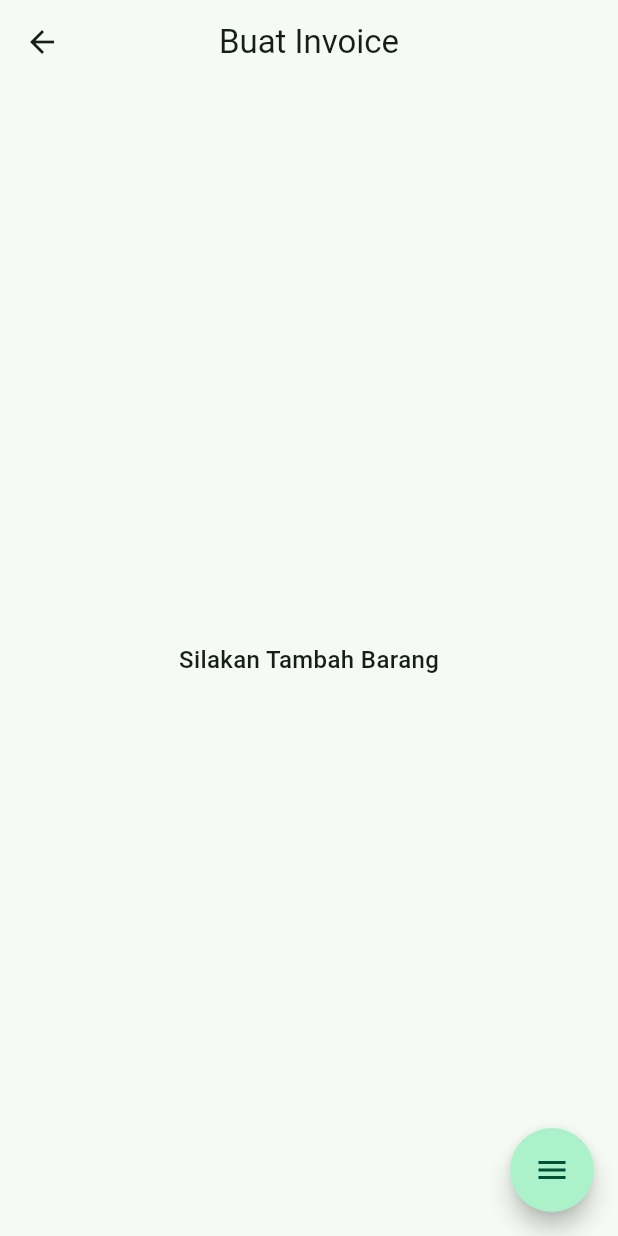
After one commit to FajarRAP/sistem_manajemen_bengkel, a Flutter app: the InvoicePage screen opened by its route, after a tap on the "add" icon, on a phone screen of 412 x 824 dp. The commit adds this screen. Run offline on Flutter 3.47's test engine with Material 3 defaults, Android fonts, the light colour scheme and no system bars; drawn by our look-alikes of flutter_speed_dial; our stand-ins replace bloc, dartz, dropdown_search, flutter_bloc, gap, google_fonts and 1 more; network calls fail.

Commit message:
add feature send and create invoice

```diff
--- a/lib/core/constants_finals.dart
+++ b/lib/core/constants_finals.dart
@@ -1,33 +1,27 @@
+import 'dart:math';
+
 import 'package:bengkel_pak_bowo/features/admin/invoice/data/models/barang.dart';
-import 'package:bengkel_pak_bowo/features/admin/invoice/data/models/invoice.dart';
+
+// API
+const String url = 'http://10.0.2.2:3000/';
+final Map<String, String> endpoint = {
+  'invoice': 'invoice',
+};
+final Map<String, String> headers = {'Content-Type': 'application/json'};
 
 // route name
-const String loginPage = '/login';
-const String invoicePage = '/invoice';
-const String detailInvoicePage = '/detailInvoice';
-const String previewInvoicePage = '/previewInvoice';
+const String initialRoute = '/';
+const String loginPage = '${initialRoute}login/';
+const String invoicePage = '${initialRoute}invoice/';
+const String makeInvoicePage = '${invoicePage}make/';
+const String detailInvoicePage = '${invoicePage}detail/';
+const String previewInvoicePage = '${invoicePage}preview/';
 
-// barang
-final List<Invoice> invoices = [
-  Invoice(
-    nama: 'Fajar Riansyah Aryda Putra',
-    barangs: [
-      Barang(
-        nama: 'Gamepad Rexus Daxa Asteria AX1 Wireless Black',
-        harga: 379000,
-        n: 1,
-      ),
-      Barang(
-        nama: 'Digital Alliance Meca Air S Cerullean White',
-        harga: 339000,
-        n: 1,
-      ),
-      Barang(
-        nama: 'Coffee Milk Rum M',
-        harga: 19000,
-        n: 2,
-      ),
-    ],
-    date: DateTime.now(),
+final List<BarangModel> barangs = List.generate(
+  100,
+  (index) => BarangModel(
+    nama: 'Barang ke-$index',
+    harga: Random().nextInt(50000) % 1000 * 100,
+    n: 1,
   ),
-];
+);
--- /dev/null
+++ b/lib/core/failure.dart
@@ -0,0 +1,5 @@
+class Failure {
+  final String message;
+
+  Failure({this.message = 'OOPS Ada Sesuatu Yang Salah'});
+}
--- /dev/null
+++ b/lib/features/admin/invoice/data/data_sources/remote.dart
@@ -0,0 +1,16 @@
+import 'package:bengkel_pak_bowo/core/constants_finals.dart';
+import 'package:http/http.dart';
+
+class InvoiceServices {
+  Future<Response> getInvoices() async {
+    return await get(Uri.parse('$url${endpoint['invoice']}'));
+  }
+
+  Future<Response> createInvoices(final String body) async {
+    return await post(
+      Uri.parse('$url${endpoint['invoice']}'),
+      headers: headers,
+      body: body,
+    );
+  }
+}
--- a/lib/features/admin/invoice/data/models/barang.dart
+++ b/lib/features/admin/invoice/data/models/barang.dart
@@ -1,13 +1,38 @@
-class Barang {
+import 'dart:convert';
+
+BarangModel barangFromJson(String str) =>
+    BarangModel.fromJson(json.decode(str));
+
+String barangToJson(BarangModel data) => json.encode(data.toJson());
+
+class BarangModel {
   final String nama;
   final int harga;
-  final int n;
+  int n;
 
-  int getSubTotal() => harga * n;
+  String barangAsString() => '$nama Rp. $harga';
 
-  Barang({
+  // Getter
+  int get getSubTotal => harga * n;
+
+  // Setter
+  set setN(final int n) => this.n = n;
+
+  BarangModel({
     required this.nama,
     required this.harga,
     required this.n,
   });
+
+  factory BarangModel.fromJson(Map<String, dynamic> json) => BarangModel(
+        nama: json["nama"],
+        harga: json["harga"],
+        n: json["n"],
+      );
+
+  Map<String, dynamic> toJson() => {
+        "nama": nama,
+        "harga": harga,
+        "n": n,
+      };
 }
--- a/lib/features/admin/invoice/data/models/invoice.dart
+++ b/lib/features/admin/invoice/data/models/invoice.dart
@@ -1,16 +1,37 @@
+import 'dart:convert';
+
 import 'package:bengkel_pak_bowo/features/admin/invoice/data/models/barang.dart';
 
-class Invoice {
-  final String nama;
-  final List<Barang> barangs;
-  final DateTime date;
+List<InvoiceModel> invoiceFromJson(String str) => List<InvoiceModel>.from(
+    json.decode(str).map((x) => InvoiceModel.fromJson(x)));
 
-  int getTotalHarga() => barangs.fold(
+String invoiceToJson(InvoiceModel data) => json.encode(data.toJson());
+
+class InvoiceModel {
+  final String namaPelanggan;
+  final List<BarangModel> barangs;
+  final DateTime boughtAt;
+
+  // Getter
+  int get getTotalHarga => barangs.fold(
       0, (previousValue, element) => previousValue + element.harga);
 
-  Invoice({
-    required this.nama,
+  InvoiceModel({
+    required this.namaPelanggan,
     required this.barangs,
-    required this.date,
+    required this.boughtAt,
   });
+
+  factory InvoiceModel.fromJson(Map<String, dynamic> json) => InvoiceModel(
+        namaPelanggan: json["nama_pelanggan"],
+        barangs: List<BarangModel>.from(
+            json["barangs"].map((x) => BarangModel.fromJson(x))),
+        boughtAt: DateTime.parse(json["bought_at"]),
+      );
+
+  Map<String, dynamic> toJson() => {
+        "nama_pelanggan": namaPelanggan,
+        "barangs": List<dynamic>.from(barangs.map((x) => x.toJson())),
+        "bought_at": boughtAt.toIso8601String(),
+      };
 }
--- /dev/null
+++ b/lib/features/admin/invoice/data/repositories/invoice_repositories_impl.dart
@@ -0,0 +1,40 @@
+import 'package:bengkel_pak_bowo/core/failure.dart';
+import 'package:bengkel_pak_bowo/features/admin/invoice/data/data_sources/remote.dart';
+import 'package:bengkel_pak_bowo/features/admin/invoice/data/models/invoice.dart';
+import 'package:bengkel_pak_bowo/features/admin/invoice/domain/invoice_repositories.dart';
+import 'package:dartz/dartz.dart';
+import 'package:http/http.dart';
+
+class InvoiceRepositoriesImpl implements InvoiceRepositories {
+  final InvoiceServices invoiceServices;
+
+  InvoiceRepositoriesImpl(this.invoiceServices);
+  @override
+  Future<Either<Failure, List<InvoiceModel>>> getInvoices() async {
+    try {
+      final Response response = await invoiceServices.getInvoices();
+      if (response.statusCode == 200) {
+        return Right(invoiceFromJson(response.body));
+      } else {
+        return Left(Failure());
+      }
+    } catch (e) {
+      return Left(Failure(message: e.toString()));
+    }
+  }
+
+  @override
+  Future<Either<Failure, String>> createInvoices(final String body) async {
+    try {
+      final Response response = await invoiceServices.createInvoices(body);
+      switch (response.statusCode) {
+        case 201:
+        case 400:
+          return Right(response.body);
+      }
+      return Left(Failure());
+    } catch (e) {
+      return Left(Failure(message: e.toString()));
+    }
+  }
+}
--- /dev/null
+++ b/lib/features/admin/invoice/presentation/cubit/barang_cubit.dart
@@ -0,0 +1,28 @@
+import 'package:bengkel_pak_bowo/features/admin/invoice/data/models/barang.dart';
+import 'package:bloc/bloc.dart';
+import 'package:meta/meta.dart';
+
+part 'barang_state.dart';
+
+class BarangCubit extends Cubit<BarangState> {
+  BarangCubit() : super(BarangInitial());
+
+  List<BarangModel> barangs = [];
+
+  // Getter
+  List<BarangModel> get getBarangs => barangs;
+
+  // Setter
+  set addBarang(final BarangModel barang) => barangs.add(barang);
+  set setPcs(final String n) => barangs.last.setN = int.parse(n);
+
+  void onCancelled() => barangs.removeLast();
+
+  void getBarang() {
+    if (barangs.isEmpty) {
+      emit(BarangEmpty());
+    } else {
+      emit(BarangLoaded(barangs));
+    }
+  }
+}
--- /dev/null
+++ b/lib/features/admin/invoice/presentation/cubit/barang_state.dart
@@ -0,0 +1,14 @@
+part of 'barang_cubit.dart';
+
+@immutable
+sealed class BarangState {}
+
+final class BarangInitial extends BarangState {}
+
+class BarangLoaded extends BarangState {
+  final List<BarangModel> data;
+
+  BarangLoaded(this.data);
+}
+
+class BarangEmpty extends BarangState {}
--- a/lib/features/admin/invoice/presentation/cubit/invoice_cubit.dart
+++ b/lib/features/admin/invoice/presentation/cubit/invoice_cubit.dart
@@ -1,5 +1,9 @@
+import 'dart:convert';
+
+import 'package:bengkel_pak_bowo/features/admin/invoice/data/data_sources/remote.dart';
 import 'package:bengkel_pak_bowo/features/admin/invoice/data/models/barang.dart';
 import 'package:bengkel_pak_bowo/features/admin/invoice/data/models/invoice.dart';
+import 'package:bengkel_pak_bowo/features/admin/invoice/data/repositories/invoice_repositories_impl.dart';
 import 'package:bloc/bloc.dart';
 import 'package:meta/meta.dart';
 
@@ -7,10 +11,54 @@ part 'invoice_state.dart';
 
 class InvoiceCubit extends Cubit<InvoiceState> {
   InvoiceCubit() : super(InvoiceInitial());
-  Invoice? invoice;
+
+  InvoiceModel? invoice;
+  List<InvoiceModel> invoices = [];
 
   // Getter
-  Invoice get getInvoice => invoice!;
-  List<Barang> get getBarangs => invoice!.barangs;
-  int get getTotalHarga => invoice!.getTotalHarga();
+  InvoiceModel get getInvoice => invoice!;
+  List<BarangModel> get getBarangs => invoice!.barangs;
+  int get getTotalHarga => invoice!.getTotalHarga;
+
+  Future<void> getInvoices() async {
+    emit(ReadInvoiceLoading());
+
+    final results =
+        await InvoiceRepositoriesImpl(InvoiceServices()).getInvoices();
+
+    results.fold(
+      (failure) {
+        emit(ReadInvoiceError(failure.message));
+      },
+      (success) {
+        invoices = success;
+        if (success.isEmpty) {
+          emit(ReadInvoiceEmpty());
+        } else {
+          emit(ReadInvoiceLoaded(invoices));
+        }
+      },
+    );
+  }
+
+  Future<void> createInvoices(final InvoiceModel invoice) async {
+    emit(InvoiceCreating());
+    final results = await InvoiceRepositoriesImpl(InvoiceServices())
+        .createInvoices(invoiceToJson(invoice));
+    results.fold(
+      (failure) {
+        emit(InvoiceErrorCreated(failure.message));
+      },
+      (response) {
+        switch (jsonDecode(response)['statusCode']) {
+          case 201:
+            emit(InvoiceCreated(jsonDecode(response)['message']));
+            break;
+          case 400:
+            emit(InvoiceErrorCreated(jsonDecode(response)['message']));
+            break;
+        }
+      },
+    );
+  }
 }
--- a/lib/features/admin/invoice/presentation/cubit/invoice_state.dart
+++ b/lib/features/admin/invoice/presentation/cubit/invoice_state.dart
@@ -4,3 +4,37 @@ part of 'invoice_cubit.dart';
 sealed class InvoiceState {}
 
 final class InvoiceInitial extends InvoiceState {}
+
+class ReadInvoice extends InvoiceState {}
+
+class ReadInvoiceLoading extends ReadInvoice {}
+
+class ReadInvoiceLoaded extends ReadInvoice {
+  final List<InvoiceModel> data;
+
+  ReadInvoiceLoaded(this.data);
+}
+
+class ReadInvoiceEmpty extends ReadInvoice {}
+
+class ReadInvoiceError extends ReadInvoice {
+  final String message;
+
+  ReadInvoiceError(this.message);
+}
+
+class CreateInvoice extends InvoiceState {}
+
+class InvoiceCreating extends CreateInvoice {}
+
+class InvoiceCreated extends CreateInvoice {
+  final String message;
+
+  InvoiceCreated(this.message);
+}
+
+class InvoiceErrorCreated extends CreateInvoice {
+  final String message;
+
+  InvoiceErrorCreated(this.message);
+}
--- a/lib/features/admin/invoice/presentation/pages/invoice.dart
+++ b/lib/features/admin/invoice/presentation/pages/invoice.dart
@@ -21,19 +21,34 @@ class InvoicePage extends StatelessWidget {
             ),
           ];
         },
-        body: ListView.builder(
+        body: BlocBuilder<InvoiceCubit, InvoiceState>(
+          bloc: invoiceCubit..getInvoices(),
+          buildWhen: (previous, current) => current is ReadInvoice,
+          builder: (context, state) {
+            // Loading
+            if (state is ReadInvoiceLoading) {
+              return const Center(child: CircularProgressIndicator());
+            }
+
+            // Loaded
+            if (state is ReadInvoiceLoaded) {
+              return RefreshIndicator(
+                displacement: 10,
+                onRefresh: () async => invoiceCubit.getInvoices(),
+                child: ListView.builder(
                   itemBuilder: (context, index) {
                     return ListTile(
                       onTap: () {
-                invoiceCubit.invoice = invoices[index];
-                Navigator.of(context).pushNamed('/detailInvoice');
+                        invoiceCubit.invoice = state.data[index];
+                        Navigator.of(context).pushNamed(detailInvoicePage);
                       },
                       subtitle: Text(
-                DateFormat('d-M-y H:m').format(invoices[index].date),
-              ), // Isi nanti dengan tanggal transaksi
-              title: Text(invoices[index].nama),
+                        DateFormat('d-M-y H:m')
+                            .format(state.data[index].boughtAt),
+                      ),
+                      title: Text(state.data[index].namaPelanggan),
                       trailing: Text(
-                'Rp. ${invoices[index].getTotalHarga()}',
+                        'Rp. ${state.data[index].getTotalHarga}',
                         style: const TextStyle(
                           fontSize: 14,
                           fontWeight: FontWeight.w600,
@@ -41,8 +56,22 @@ class InvoicePage extends StatelessWidget {
                       ),
                     );
                   },
-          itemCount: invoices.length,
+                  itemCount: state.data.length,
                 ),
+              );
+            }
+            return Center(
+              child: ElevatedButton(
+                onPressed: () => invoiceCubit.getInvoices(),
+                child: const Text('Ulangi'),
+              ),
+            );
+          },
+        ),
+      ),
+      floatingActionButton: FloatingActionButton(
+        onPressed: () => Navigator.of(context).pushNamed(makeInvoicePage),
+        child: const Icon(Icons.add),
       ),
     );
   }
--- /dev/null
+++ b/lib/features/admin/invoice/presentation/pages/make_invoice.dart
@@ -0,0 +1,219 @@
+import 'package:bengkel_pak_bowo/core/constants_finals.dart';
+import 'package:bengkel_pak_bowo/features/admin/invoice/data/models/barang.dart';
+import 'package:bengkel_pak_bowo/features/admin/invoice/data/models/invoice.dart';
+import 'package:bengkel_pak_bowo/features/admin/invoice/presentation/cubit/barang_cubit.dart';
+import 'package:bengkel_pak_bowo/features/admin/invoice/presentation/cubit/invoice_cubit.dart';
+import 'package:dropdown_search/dropdown_search.dart';
+import 'package:flutter/cupertino.dart';
+import 'package:flutter/material.dart';
+import 'package:flutter/services.dart';
+import 'package:flutter_bloc/flutter_bloc.dart';
+import 'package:flutter_speed_dial/flutter_speed_dial.dart';
+
+class MakeInvoicePage extends StatefulWidget {
+  const MakeInvoicePage({super.key});
+
+  @override
+  State<MakeInvoicePage> createState() => _MakeInvoicePageState();
+}
+
+class _MakeInvoicePageState extends State<MakeInvoicePage> {
+  final TextEditingController pcsController = TextEditingController();
+
+  @override
+  Widget build(BuildContext context) {
+    final InvoiceCubit invoiceCubit = context.read<InvoiceCubit>();
+    final BarangCubit barangCubit = context.read<BarangCubit>();
+    final GlobalKey<FormState> formKey = GlobalKey<FormState>();
+
+    return BlocListener<InvoiceCubit, InvoiceState>(
+      bloc: invoiceCubit,
+      listener: (context, state) {
+        if (state is InvoiceErrorCreated) {
+          ScaffoldMessenger.of(context).showSnackBar(
+            SnackBar(
+              backgroundColor: Colors.red.shade800,
+              content: Text(
+                state.message,
+                style: const TextStyle(
+                  fontWeight: FontWeight.w500,
+                ),
+              ),
+            ),
+          );
+        }
+        if (state is InvoiceCreated) {
+          ScaffoldMessenger.of(context).showSnackBar(
+            SnackBar(
+              backgroundColor: Colors.green.shade800,
+              content: Text(
+                state.message,
+                style: const TextStyle(
+                  fontWeight: FontWeight.w500,
+                ),
+              ),
+            ),
+          );
+        }
+      },
+      child: Scaffold(
+        appBar: AppBar(
+          centerTitle: true,
+          title: const Text('Buat Invoice'),
+        ),
+        body: BlocBuilder<BarangCubit, BarangState>(
+          bloc: barangCubit..getBarang(),
+          builder: (context, state) {
+            if (state is BarangLoaded) {
+              return ListView.builder(
+                padding: EdgeInsets.zero,
+                itemBuilder: (context, index) => ListTile(
+                  title: Text(state.data[index].nama),
+                  subtitle: Text('${state.data[index].n} Buah'),
+                  trailing: Text(
+                    'Rp. ${state.data[index].getSubTotal}',
+                    style: const TextStyle(
+                      fontSize: 14,
+                      fontWeight: FontWeight.w600,
+                    ),
+                  ),
+                ),
+                itemCount: state.data.length,
+              );
+            }
+
+            return const Center(
+              child: Text(
+                'Silakan Tambah Barang',
+                style: TextStyle(
+                  fontSize: 16,
+                  fontWeight: FontWeight.w500,
+                ),
+              ),
+            );
+          },
+        ),
+        floatingActionButton: SpeedDial(
+          animatedIcon: AnimatedIcons.menu_close,
+          children: [
+            SpeedDialChild(
+              label: 'Tambah Item',
+              onTap: () async {
+                final String? onCancelled = await showDialog(
+                  context: context,
+                  builder: (context) {
+                    return Form(
+                      key: formKey,
+                      child: AlertDialog(
+                        title: const Text('Pilih Barang'),
+                        content: Column(
+                          mainAxisSize: MainAxisSize.min,
+                          crossAxisAlignment: CrossAxisAlignment.start,
+                          children: [
+                            DropdownSearch<BarangModel>(
+                              itemAsString: (item) => item.barangAsString(),
+                              items: barangs,
+                              dropdownDecoratorProps:
+                                  const DropDownDecoratorProps(
+                                dropdownSearchDecoration: InputDecoration(
+                                  hintText: 'Barang',
+                                ),
+                              ),
+                              popupProps: PopupProps.menu(
+                                showSearchBox: true,
+                                emptyBuilder: (context, searchEntry) =>
+                                    const Center(
+                                  child: Text(
+                                    'Tidak ada Data',
+                                    textAlign: TextAlign.center,
+                                  ),
+                                ),
+                              ),
+                              onChanged: (value) {
+                                if (value != null) {
+                                  barangCubit.addBarang = value;
+                                }
+                              },
+                            ),
+                            const SizedBox(height: 6),
+                            SizedBox(
+                              width: 80,
+                              child: TextFormField(
+                                controller: pcsController,
+                                decoration: const InputDecoration(
+                                  hintText: 'Pcs',
+                                  contentPadding: EdgeInsets.zero,
+                                ),
+                                inputFormatters: [
+                                  FilteringTextInputFormatter.digitsOnly,
+                                ],
+                                keyboardType: TextInputType.number,
+                                textAlign: TextAlign.center,
+                                validator: (value) {
+                                  if (value != null) {
+                                    if (value.isEmpty) {
+                                      return 'Harap Isi';
+                                    }
+                                    if (int.parse(value) <= 0) {
+                                      return 'Tidak Valid';
+                                    }
+                                  }
+                                  return null;
+                                },
+                              ),
+                            ),
+                          ],
+                        ),
+                        actions: [
+                          ElevatedButton(
+                            onPressed: () {
+                              if (formKey.currentState!.validate()) {
+                                barangCubit.setPcs = pcsController.text;
+                                pcsController.text = '';
+                                barangCubit.getBarang();
+                                Navigator.of(context).pop('onElevatedButton');
+                              }
+                            },
+                            style: ElevatedButton.styleFrom(
+                              shape: RoundedRectangleBorder(
+                                borderRadius: BorderRadius.circular(8),
+                              ),
+                            ),
+                            child: const Text('Pilih'),
+                          ),
+                        ],
+                      ),
+                    );
+                  },
+                );
+                if (onCancelled == null) {
+                  barangCubit.onCancelled();
+                }
+              },
+              child: const Icon(CupertinoIcons.cube_box_fill),
+            ),
+            SpeedDialChild(
+              label: 'Buat Invoice',
+              onTap: () async {
+                final InvoiceModel invoice = InvoiceModel(
+                  namaPelanggan: 'Soleh',
+                  barangs: barangCubit.getBarangs,
+                  boughtAt: DateTime.now(),
+                );
+                invoiceCubit.createInvoices(invoice);
+              },
+              child: const Icon(Icons.document_scanner_rounded),
+            ),
+          ],
+          overlayColor: Colors.grey,
+        ),
+      ),
+    );
+  }
+
+  @override
+  void dispose() {
+    pcsController.dispose();
+    super.dispose();
+  }
+}
--- a/lib/features/admin/invoice/presentation/widgets/make_invoice_pdf.dart
+++ b/lib/features/admin/invoice/presentation/widgets/make_invoice_pdf.dart
@@ -4,7 +4,7 @@ import 'package:bengkel_pak_bowo/features/admin/invoice/data/models/invoice.dart
 import 'package:intl/intl.dart';
 import 'package:pdf/widgets.dart';
 
-Future<Uint8List> makePDF(Invoice invoice) async {
+Future<Uint8List> makePDF(InvoiceModel invoice) async {
   final Document pdf = Document();
   pdf.addPage(
     Page(
@@ -24,7 +24,7 @@ Future<Uint8List> makePDF(Invoice invoice) async {
               style: const TextStyle(fontSize: 18),
             ),
             Text(
-              'Nomor Invoice - ${DateFormat('d/M/y').format(invoice.date)}',
+              'Nomor Invoice - ${DateFormat('d/M/y').format(invoice.boughtAt)}',
               style: const TextStyle(fontSize: 18),
             ),
             SizedBox(height: 20),
@@ -67,7 +67,7 @@ Future<Uint8List> makePDF(Invoice invoice) async {
                           style: const TextStyle(fontSize: 14),
                         ),
                         Text(
-                          'Rp. ${invoice.barangs[index].getSubTotal()}',
+                          'Rp. ${invoice.barangs[index].getSubTotal}',
                           style: const TextStyle(fontSize: 14),
                         ),
                       ],
@@ -90,7 +90,7 @@ Future<Uint8List> makePDF(Invoice invoice) async {
                   ),
                 ),
                 Text(
-                  'Rp. ${invoice.getTotalHarga()}',
+                  'Rp. ${invoice.getTotalHarga}',
                   style: TextStyle(
                     fontSize: 16,
                     fontWeight: FontWeight.bold,
--- a/lib/features/login/view/login_page.dart
+++ b/lib/features/login/presentation/pages/login.dart
@@ -3,7 +3,7 @@ import 'package:flutter/cupertino.dart';
 import 'package:gap/gap.dart';
 import 'package:google_fonts/google_fonts.dart';
 
-import '../../../core/constants_finals.dart';
+import '../../../../core/constants_finals.dart';
 
 class LoginPage extends StatefulWidget {
   const LoginPage({super.key});
@@ -56,9 +56,7 @@ class _LoginPageState extends State<LoginPage> {
             const Gap(20),
             Text(
               'Bengkel Pak Bowo',
-              style: GoogleFonts.roboto(
-                fontSize: 16,
-              ),
+              style: GoogleFonts.roboto(fontSize: 16),
             ),
             const Gap(35),
             SizedBox(
--- a/pubspec.yaml
+++ b/pubspec.yaml
@@ -42,6 +42,10 @@ dependencies:
   pdf: ^3.10.8
   printing: ^5.12.0
   intl: ^0.19.0
+  dropdown_search: ^5.0.6
+  flutter_speed_dial: ^7.0.0
+  http: ^1.2.1
+  dartz: ^0.10.1
 
 dev_dependencies:
   flutter_test:
```
Also changed, not shown: lib/core/routes.dart (+11 -16 lines), lib/features/admin/invoice/domain/invoice_repositories.dart (added, +7 -0 lines), lib/features/admin/invoice/presentation/pages/detail_invoice.dart (+6 -7 lines), lib/main.dart (+6 -15 lines), pubspec.lock. Lines whose indentation alone changed are shown as unchanged.
